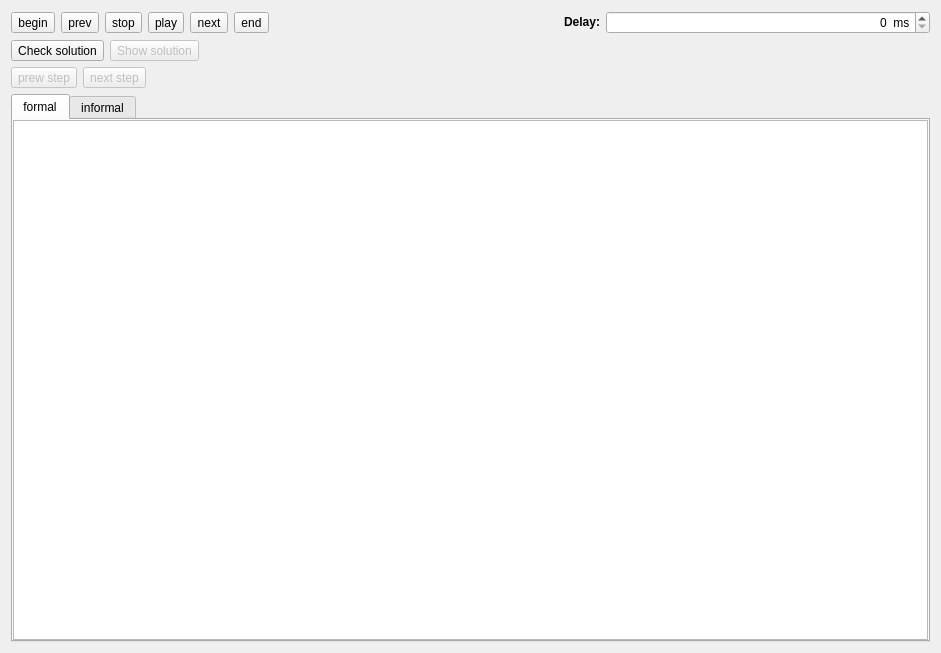
Above: RegularConvertor/algorithms/algorithmwidget.ui from navrkald/regularConvertor before the change. Below: the same form after it.
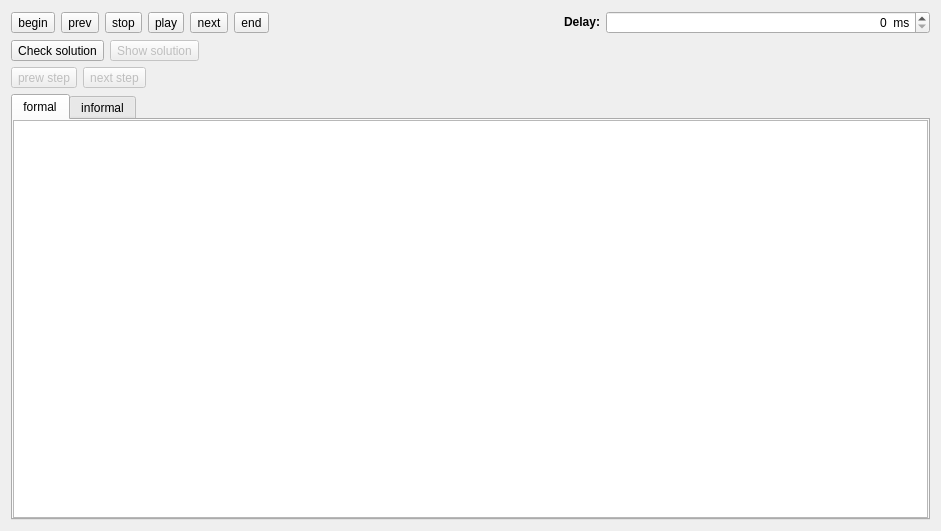
That is the form after the change. Custom widgets are drawn as their Qt base class.

What changed in the file:
```diff
--- a/RegularConvertor/algorithms/algorithmwidget.ui
+++ b/RegularConvertor/algorithms/algorithmwidget.ui
@@ -7,7 +7,7 @@
     <x>0</x>
     <y>0</y>
     <width>941</width>
-    <height>653</height>
+    <height>531</height>
    </rect>
   </property>
   <property name="sizePolicy">
@@ -203,8 +203,8 @@
           <widget class="AlgorithmView" name="treeView">
            <property name="minimumSize">
             <size>
-             <width>400</width>
-             <height>400</height>
+             <width>200</width>
+             <height>200</height>
             </size>
            </property>
           </widget>
```
